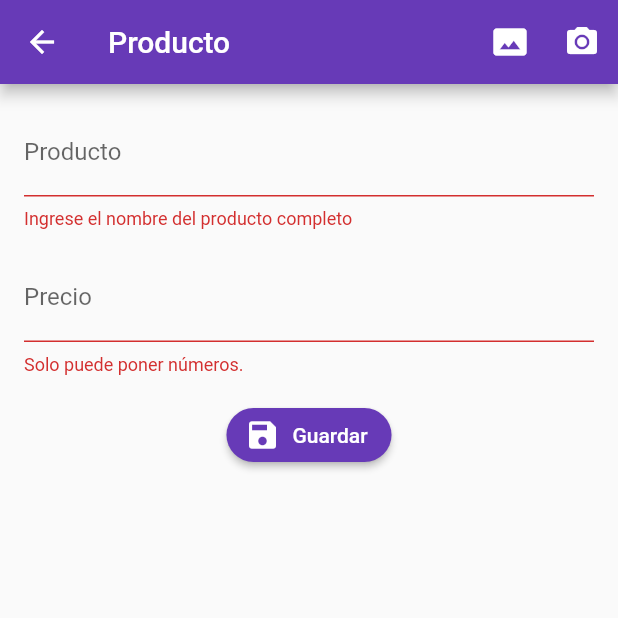
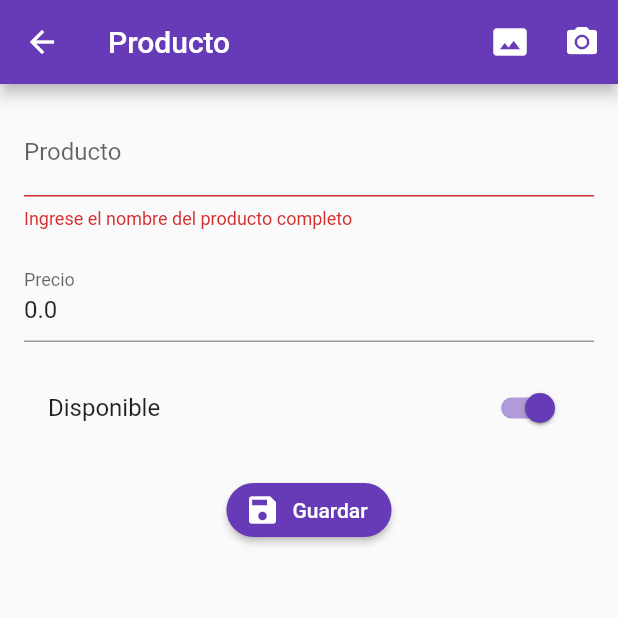
Before and after one commit to AlanCasasArevalo/Form-Validation-Flutter-, a Flutter app: the ProductPage screen opened by its route, after a tap on "Guardar", on a phone screen of 412 x 824 dp, the top half of it. Run offline on Flutter 3.47's test engine with Material 2 defaults, Android fonts, the phone set to English and light mode, and no system bars; our stand-ins replace rxdart.

Commit message:
[FEATURE][PRODUCT FORM] * Product form was improved with our product model

```diff
--- a/lib/src/page/product_page.dart
+++ b/lib/src/page/product_page.dart
@@ -1,4 +1,5 @@
 import 'package:flutter/material.dart';
+import 'package:flutter_form_validation/src/models/product_model.dart';
 import 'package:flutter_form_validation/src/utils/utils.dart' as utils;
 
 class ProductPage extends StatefulWidget {
@@ -11,13 +12,16 @@ class ProductPage extends StatefulWidget {
 class _ProductPageState extends State<ProductPage> {
   final formKey = GlobalKey<FormState>();
 
+  ProductModel _productModel = ProductModel();
+
   @override
   Widget build(BuildContext context) {
     return Scaffold(
       appBar: AppBar(
         title: Text('Producto'),
         actions: [
-          IconButton(icon: Icon(Icons.photo_size_select_actual), onPressed: () {}),
+          IconButton(
+              icon: Icon(Icons.photo_size_select_actual), onPressed: () {}),
           IconButton(icon: Icon(Icons.camera_alt), onPressed: () {}),
         ],
       ),
@@ -29,9 +33,17 @@ class _ProductPageState extends State<ProductPage> {
             child: Column(
               children: [
                 _productNameBuilder(),
-                SizedBox(height: 16,),
+                SizedBox(
+                  height: 16,
+                ),
                 _productPriceBuilder(),
-                SizedBox(height: 16,),
+                SizedBox(
+                  height: 16,
+                ),
+                _availableBuilder(),
+                SizedBox(
+                  height: 16,
+                ),
                 _submitButtonBuilder()
               ],
             ),
@@ -42,11 +54,10 @@ class _ProductPageState extends State<ProductPage> {
   }
 
   TextFormField _productNameBuilder() {
-    return TextFormField (
+    return TextFormField(
+      initialValue: _productModel.name,
       textCapitalization: TextCapitalization.sentences,
-      decoration: InputDecoration(
-        labelText: 'Producto'
-      ),
+      decoration: InputDecoration(labelText: 'Producto'),
       validator: (value) {
         if (value.length < 3) {
           return 'Ingrese el nombre del producto completo';
@@ -54,40 +65,54 @@ class _ProductPageState extends State<ProductPage> {
           return null;
         }
       },
+      onSaved: (value) {
+        _productModel.name = value;
+      },
+    );
+  }
+
+  Widget _availableBuilder() {
+    return SwitchListTile(
+      activeColor: Colors.deepPurple,
+      title: Text('Disponible'),
+        value: _productModel.available,
+        onChanged: (value) => setState(() {
+              _productModel.available = value;
+            }
+        )
     );
   }
 
   TextFormField _productPriceBuilder() {
-    return TextFormField (
+    return TextFormField(
+      initialValue: _productModel.price.toString(),
       keyboardType: TextInputType.numberWithOptions(decimal: true),
-      decoration: InputDecoration(
-          labelText: 'Precio'
-      ),
+      decoration: InputDecoration(labelText: 'Precio'),
       validator: (value) {
-        if(utils.isNumber(value)) {
+        if (utils.isNumber(value)) {
           return null;
         } else {
           return 'Solo puede poner números.';
         }
+      },
+      onSaved: (value) {
+        _productModel.price = double.parse(value);
       },
     );
   }
 
   RaisedButton _submitButtonBuilder() {
     return RaisedButton.icon(
-      shape: RoundedRectangleBorder(
-        borderRadius: BorderRadius.circular(20)
-      ),
-      color: Colors.deepPurple,
-      textColor: Colors.white,
-      icon: Icon(Icons.save),
-      label: Text('Guardar'),
-        onPressed: _submit
-        );
+        shape: RoundedRectangleBorder(borderRadius: BorderRadius.circular(20)),
+        color: Colors.deepPurple,
+        textColor: Colors.white,
+        icon: Icon(Icons.save),
+        label: Text('Guardar'),
+        onPressed: _submit);
   }
 
   void _submit() {
     if (!formKey.currentState.validate()) return;
-    print('Todo bien');
+    formKey.currentState.save();
   }
 }
```
